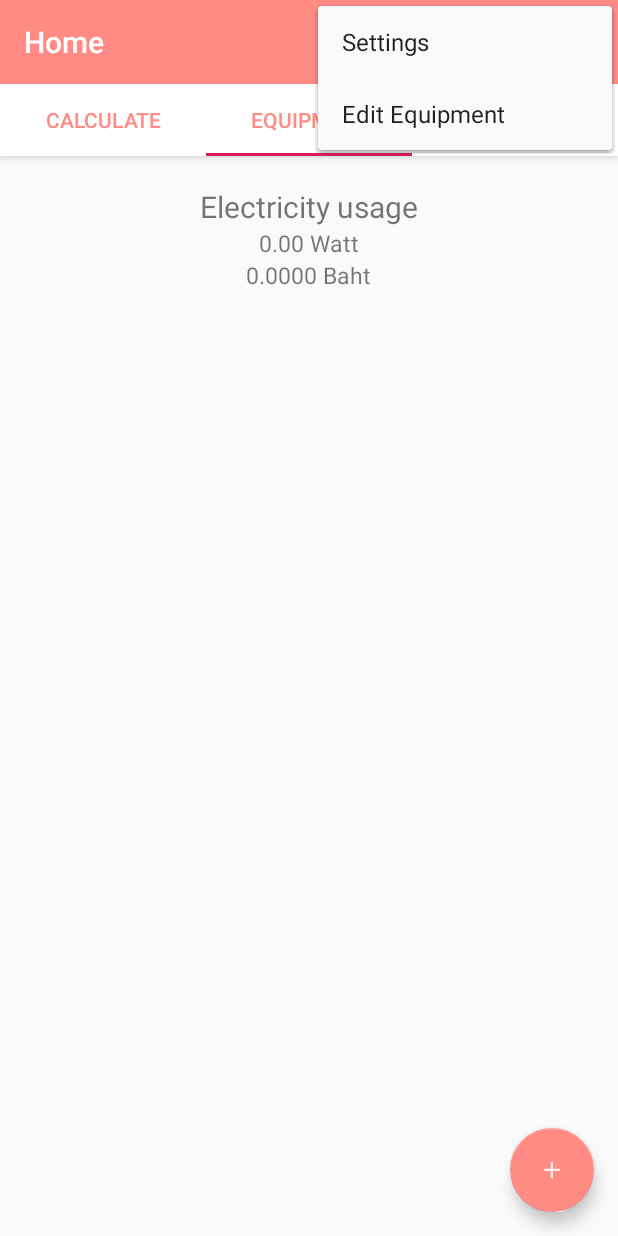
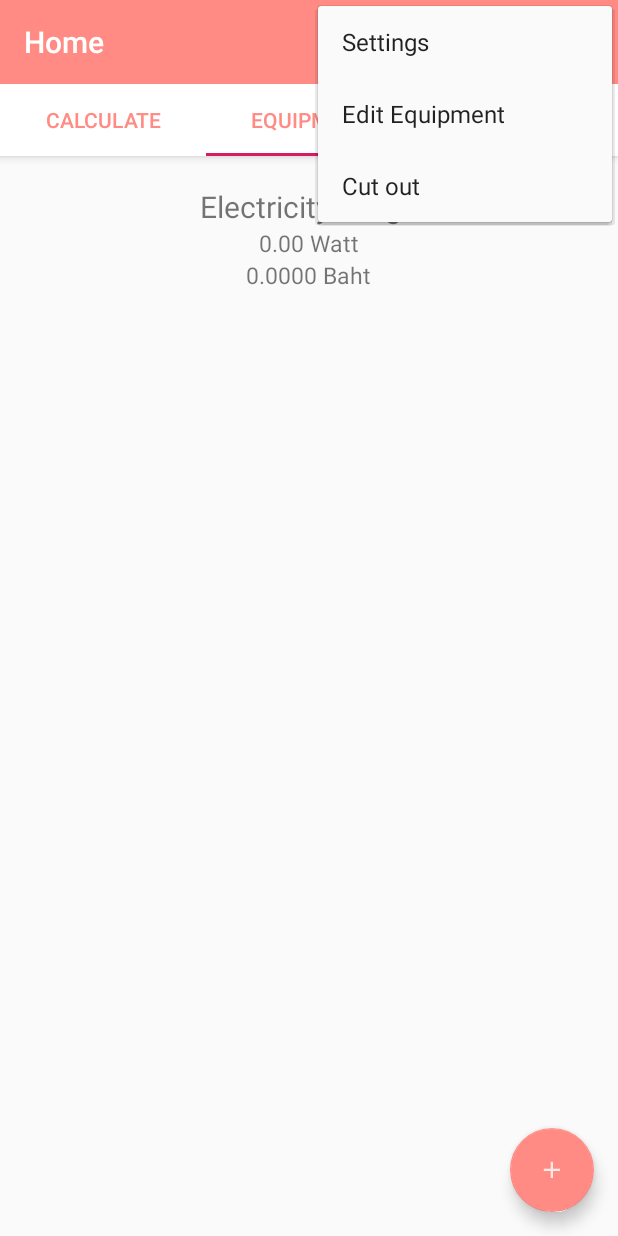
Before and after one commit to SkipperXZ/real-time-electricity-bill-calculation, an Android app: the HomeActivity screen opened directly, with no data from a screen before it, with the options menu open, on a phone screen of 412 x 824 dp. Run offline under Robolectric (Android 15) with nearby library versions, the phone set to English and light mode, and no system bars; libraries missing offline, so code that uses them is left out: com.github.mikephil.charting, com.jjoe64.graphview; 24 statements that could not run were skipped.

Commit message:
แก้หลายอย่างแก้เยอะมาก เก็บค่าtimeได้จากaddได้

```diff
--- a/Home_GN/app/src/main/java/com/example/a59011178/home/cal/ItemListAdapter_cal.java
+++ b/Home_GN/app/src/main/java/com/example/a59011178/home/cal/ItemListAdapter_cal.java
@@ -22,8 +22,6 @@ import java.util.List;
 public class ItemListAdapter_cal extends BaseAdapter {
 
     LayoutInflater li;
-    private String id = "";
-    private Item mItem;
 
     private Context mContext;
     private List<Item> mItemList;
--- a/Home_GN/app/src/main/java/com/example/a59011178/home/cal/TabCal.java
+++ b/Home_GN/app/src/main/java/com/example/a59011178/home/cal/TabCal.java
@@ -39,10 +39,8 @@ import java.util.List;
 public class TabCal extends Fragment implements View.OnClickListener  {
 
     private ListView lvItem;
-
     private List<Item> mItemList;
     private DatabaseHelper mHelp;
-
     private ItemListAdapter_cal adapter;
 
 
--- a/Home_GN/app/src/main/res/layout/fragment_tabequip.xml
+++ b/Home_GN/app/src/main/res/layout/fragment_tabequip.xml
@@ -1,23 +1,16 @@
 <?xml version="1.0" encoding="utf-8"?>
-<LinearLayout xmlns:android="http://schemas.android.com/apk/res/android"
-    xmlns:app="http://schemas.android.com/apk/res-auto"
+<RelativeLayout xmlns:android="http://schemas.android.com/apk/res/android"
     xmlns:tools="http://schemas.android.com/tools"
     android:id="@+id/constraintLayout"
     android:layout_width="match_parent"
     android:layout_height="match_parent">
 
-    <RelativeLayout
-        android:layout_width="match_parent"
-        android:layout_height="match_parent"
-        android:orientation="vertical"
-        app:layout_constraintBottom_toBottomOf="parent"
-        tools:layout_editor_absoluteX="140dp">
-
         <LinearLayout
             android:layout_width="match_parent"
             android:layout_height="wrap_content"
             android:orientation="vertical"
-            android:padding="10dp">
+            android:padding="10dp"
+            android:id="@+id/showTotalMoney">
 
             <TextView
                 android:layout_marginTop="10dp"
@@ -50,15 +43,22 @@
                 tools:layout_constraintLeft_creator="1"
                 tools:layout_constraintTop_creator="1" />
 
-            <ListView
-                android:id="@+id/listView_equip"
-                android:layout_width="match_parent"
-                android:layout_height="410dp"
-                android:layout_marginTop="10dp" />
-
         </LinearLayout>
 
-    </RelativeLayout>
+    <ListView
+        android:id="@+id/listView_equip"
+        android:layout_width="match_parent"
+        android:layout_height="382dp"
+        android:layout_below="@+id/showTotalMoney"
+        android:layout_alignParentEnd="true"
+        android:layout_alignParentRight="true"
+        android:layout_alignParentBottom="true"
+        android:layout_marginStart="0dp"
+        android:layout_marginTop="10dp"
+        android:layout_marginEnd="0dp"
+        android:layout_marginRight="0dp"
+        android:layout_marginBottom="21dp"></ListView>
 
 
-</LinearLayout>
+
+</RelativeLayout>
--- a/Home_GN/app/src/main/res/menu/menu_home.xml
+++ b/Home_GN/app/src/main/res/menu/menu_home.xml
@@ -12,4 +12,11 @@
         android:orderInCategory="100"
         android:title="Edit Equipment"
         app:showAsAction="never" />
+
+    <item
+        android:id="@+id/action_cut_out"
+        android:orderInCategory="100"
+        android:title="Cut out"
+        app:showAsAction="never" />
+
 </menu>
```
Also changed, not shown: Home_GN/app/src/main/java/com/example/a59011178/home/AddItemActivity.java (+66 -38 lines), Home_GN/app/src/main/java/com/example/a59011178/home/DatabaseHelper.java (+45 -3 lines), Home_GN/app/src/main/java/com/example/a59011178/home/HomeActivity.java (+7 -0 lines), Home_GN/app/src/main/java/com/example/a59011178/home/Item.java (+29 -4 lines), Home_GN/app/src/main/java/com/example/a59011178/home/LoginActivity.java (+28 -28 lines), Home_GN/app/src/main/java/com/example/a59011178/home/equip/ItemListAdapter_equip.java (+17 -6 lines), Home_GN/app/src/main/java/com/example/a59011178/home/equip/TabEquip.java (+96 -10 lines), Home_GN/app/src/main/res/layout/activity_addequipment.xml (+6 -6 lines), Home_GN/app/src/main/res/layout/fragment_tabcal.xml (+11 -6 lines), Home_GN/app/src/main/res/layout/sublist_equipment.xml (+10 -1 lines).
